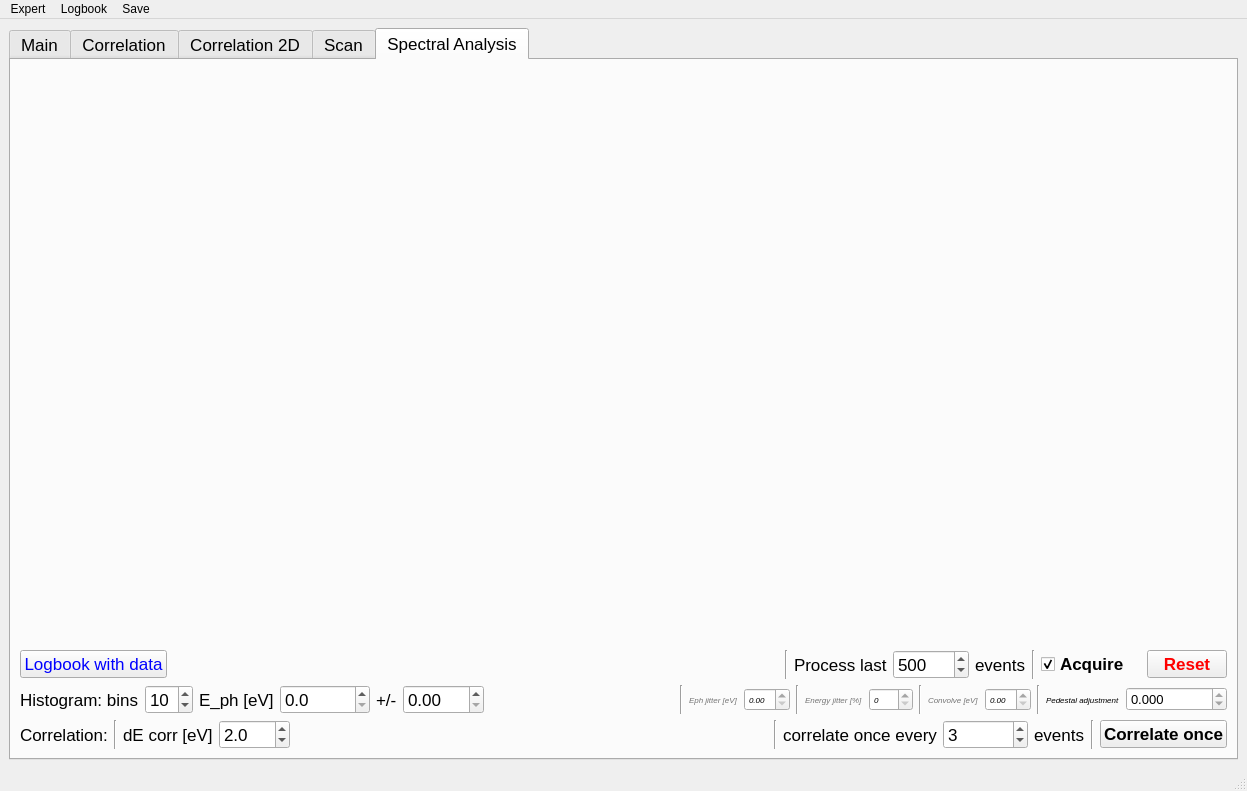
Old version of the form gui/UISpectrometer.ui in the repository sergey-tomin/pyhirex.
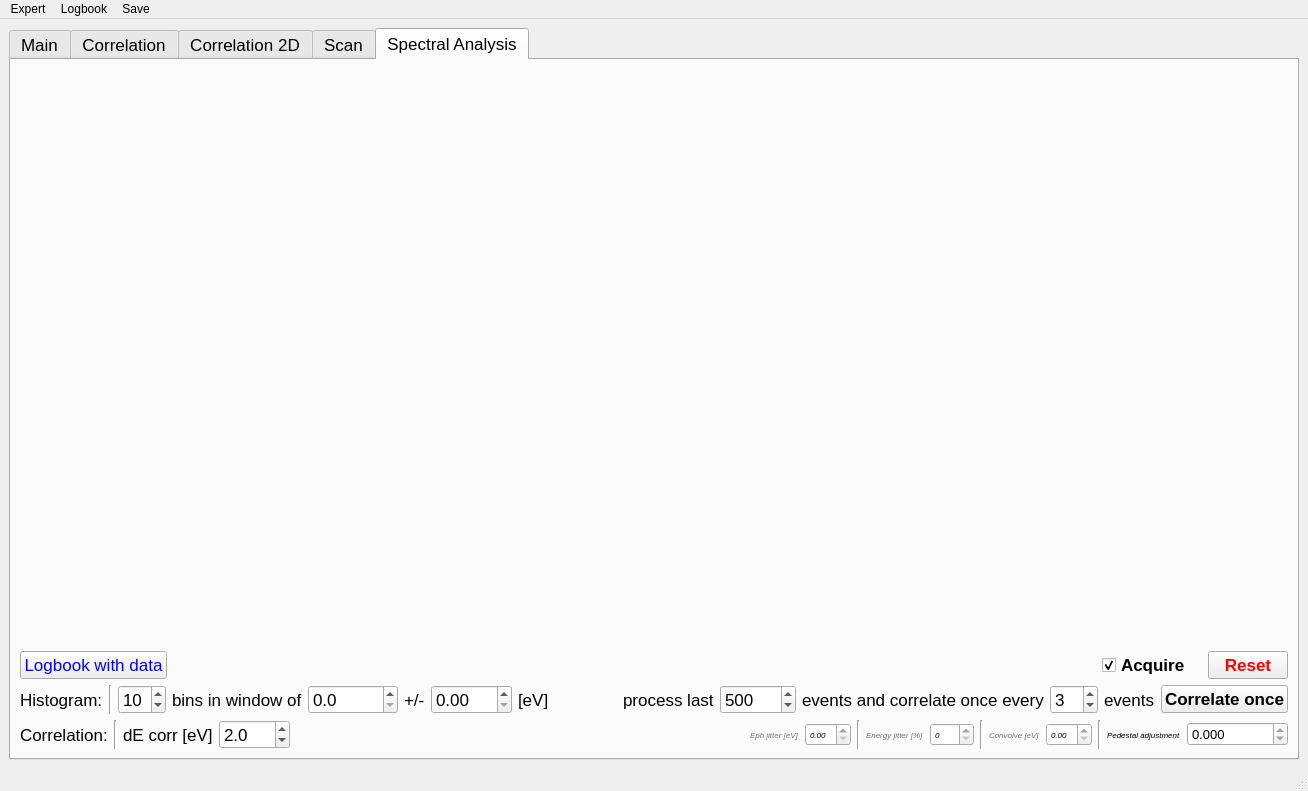
New version of the form. The open tabs and pages were chosen to show the change.

Patch:
```diff
--- a/gui/UISpectrometer.ui
+++ b/gui/UISpectrometer.ui
@@ -6,7 +6,7 @@
    <rect>
     <x>0</x>
     <y>0</y>
-    <width>1247</width>
+    <width>1308</width>
     <height>791</height>
    </rect>
   </property>
@@ -2374,281 +2374,44 @@
           </item>
          </layout>
         </item>
-        <item row="1" column="0">
-         <layout class="QHBoxLayout" name="horizontalLayout_6">
-          <property name="sizeConstraint">
-           <enum>QLayout::SetMinimumSize</enum>
-          </property>
+        <item row="5" column="0">
+         <layout class="QHBoxLayout" name="horizontalLayout_9">
           <item>
-           <widget class="QPushButton" name="pb_logbook_specanalysis">
-            <property name="palette">
-             <palette>
-              <active>
-               <colorrole role="ButtonText">
-                <brush brushstyle="SolidPattern">
-                 <color alpha="255">
-                  <red>0</red>
-                  <green>0</green>
-                  <blue>255</blue>
-                 </color>
-                </brush>
-               </colorrole>
-              </active>
-              <inactive>
-               <colorrole role="ButtonText">
-                <brush brushstyle="SolidPattern">
-                 <color alpha="255">
-                  <red>0</red>
-                  <green>0</green>
-                  <blue>255</blue>
-                 </color>
-                </brush>
-               </colorrole>
-              </inactive>
-              <disabled>
-               <colorrole role="ButtonText">
-                <brush brushstyle="SolidPattern">
-                 <color alpha="255">
-                  <red>120</red>
-                  <green>120</green>
-                  <blue>120</blue>
-                 </color>
-                </brush>
-               </colorrole>
-              </disabled>
-             </palette>
-            </property>
+           <widget class="QLabel" name="label_37">
             <property name="text">
-             <string>Logbook with data</string>
+             <string>Correlation:</string>
             </property>
            </widget>
           </item>
           <item>
-           <spacer name="horizontalSpacer_2">
+           <widget class="Line" name="line_5">
             <property name="orientation">
-             <enum>Qt::Horizontal</enum>
-            </property>
-            <property name="sizeHint" stdset="0">
-             <size>
-              <width>40</width>
-              <height>20</height>
-             </size>
-            </property>
-           </spacer>
-          </item>
-          <item>
-           <widget class="Line" name="line_2">
-            <property name="orientation">
              <enum>Qt::Vertical</enum>
             </property>
            </widget>
           </item>
           <item>
-           <widget class="QLabel" name="label_30">
+           <widget class="QLabel" name="label_38">
             <property name="text">
-             <string>Process last</string>
+             <string>dE corr [eV]</string>
             </property>
            </widget>
           </item>
           <item>
-           <widget class="QSpinBox" name="analyze_last">
-            <property name="minimumSize">
-             <size>
-              <width>30</width>
-              <height>0</height>
-             </size>
-            </property>
-            <property name="baseSize">
-             <size>
-              <width>0</width>
-              <height>0</height>
-             </size>
-            </property>
-            <property name="maximum">
-             <number>10000</number>
-            </property>
-            <property name="singleStep">
-             <number>100</number>
-            </property>
-            <property name="value">
-             <number>500</number>
-            </property>
-           </widget>
-          </item>
-          <item>
-           <widget class="QLabel" name="label_33">
-            <property name="text">
-             <string>events</string>
-            </property>
-           </widget>
-          </item>
-          <item>
-           <widget class="Line" name="line_3">
-            <property name="orientation">
-             <enum>Qt::Vertical</enum>
-            </property>
-           </widget>
-          </item>
-          <item>
-           <widget class="QCheckBox" name="analysis_acquire">
-            <property name="minimumSize">
-             <size>
-              <width>100</width>
-              <height>0</height>
-             </size>
-            </property>
-            <property name="font">
-             <font>
-              <pointsize>13</pointsize>
-              <weight>75</weight>
-              <italic>false</italic>
-              <bold>true</bold>
-              <underline>false</underline>
-             </font>
-            </property>
-            <property name="text">
-             <string>Acquire</string>
-            </property>
-            <property name="shortcut">
-             <string>Space</string>
-            </property>
-            <property name="checked">
-             <bool>true</bool>
-            </property>
-            <property name="tristate">
-             <bool>false</bool>
-            </property>
-           </widget>
-          </item>
-          <item>
-           <widget class="QPushButton" name="analysis_resetbutton">
-            <property name="palette">
-             <palette>
-              <active>
-               <colorrole role="ButtonText">
-                <brush brushstyle="SolidPattern">
-                 <color alpha="255">
-                  <red>255</red>
-                  <green>0</green>
-                  <blue>0</blue>
-                 </color>
-                </brush>
-               </colorrole>
-              </active>
-              <inactive>
-               <colorrole role="ButtonText">
-                <brush brushstyle="SolidPattern">
-                 <color alpha="255">
-                  <red>255</red>
-                  <green>0</green>
-                  <blue>0</blue>
-                 </color>
-                </brush>
-               </colorrole>
-              </inactive>
-              <disabled>
-               <colorrole role="ButtonText">
-                <brush brushstyle="SolidPattern">
-                 <color alpha="255">
-                  <red>120</red>
-                  <green>120</green>
-                  <blue>120</blue>
-                 </color>
-                </brush>
-               </colorrole>
-              </disabled>
-             </palette>
-            </property>
-            <property name="font">
-             <font>
-              <weight>75</weight>
-              <bold>true</bold>
-             </font>
-            </property>
-            <property name="text">
-             <string>Reset</string>
-            </property>
-           </widget>
-          </item>
-         </layout>
-        </item>
-        <item row="2" column="0">
-         <layout class="QHBoxLayout" name="horizontalLayout_8">
-          <item>
-           <widget class="QLabel" name="label_35">
-            <property name="font">
-             <font>
-              <pointsize>13</pointsize>
-             </font>
-            </property>
-            <property name="text">
-             <string>Histogram: bins</string>
-            </property>
-           </widget>
-          </item>
-          <item>
-           <widget class="QSpinBox" name="analysis_nbins_box">
-            <property name="font">
-             <font>
-              <pointsize>13</pointsize>
-             </font>
-            </property>
-            <property name="singleStep">
-             <number>5</number>
-            </property>
-            <property name="value">
-             <number>10</number>
-            </property>
-           </widget>
-          </item>
-          <item>
-           <widget class="QLabel" name="label_36">
-            <property name="font">
-             <font>
-              <pointsize>13</pointsize>
-             </font>
-            </property>
-            <property name="text">
-             <string>E_ph [eV]</string>
-            </property>
-           </widget>
-          </item>
-          <item>
-           <widget class="QDoubleSpinBox" name="analysis_Eph_box">
-            <property name="font">
-             <font>
-              <pointsize>13</pointsize>
-             </font>
-            </property>
+           <widget class="QDoubleSpinBox" name="analysis_dEph_corr_box">
             <property name="decimals">
              <number>1</number>
             </property>
-            <property name="maximum">
-             <double>99999.000000000000000</double>
+            <property name="singleStep">
+             <double>0.500000000000000</double>
             </property>
-           </widget>
-          </item>
-          <item>
-           <widget class="QLabel" name="label_34">
-            <property name="text">
-             <string>+/-</string>
+            <property name="value">
+             <double>2.000000000000000</double>
             </property>
            </widget>
           </item>
           <item>
-           <widget class="QDoubleSpinBox" name="analysis_dEph_box">
-            <property name="font">
-             <font>
-              <pointsize>13</pointsize>
-             </font>
-            </property>
-            <property name="maximum">
-             <double>100.000000000000000</double>
-            </property>
-           </widget>
-          </item>
-          <item>
-           <spacer name="horizontalSpacer_3">
+           <spacer name="horizontalSpacer_5">
             <property name="orientation">
              <enum>Qt::Horizontal</enum>
             </property>
@@ -2661,11 +2424,17 @@
            </spacer>
           </item>
           <item>
-           <widget class="Line" name="line_8">
+           <spacer name="horizontalSpacer_4">
             <property name="orientation">
-             <enum>Qt::Vertical</enum>
+             <enum>Qt::Horizontal</enum>
             </property>
-           </widget>
+            <property name="sizeHint" stdset="0">
+             <size>
+              <width>40</width>
+              <height>20</height>
+             </size>
+            </property>
+           </spacer>
           </item>
           <item>
            <widget class="QLabel" name="label_41">
@@ -3116,85 +2885,150 @@
          </layout>
         </item>
         <item row="3" column="0">
-         <layout class="QHBoxLayout" name="horizontalLayout_9">
+         <layout class="QHBoxLayout" name="horizontalLayout_8">
           <item>
-           <widget class="QLabel" name="label_37">
+           <widget class="QLabel" name="label_35">
+            <property name="font">
+             <font>
+              <pointsize>13</pointsize>
+             </font>
+            </property>
             <property name="text">
-             <string>Correlation:</string>
+             <string>Histogram:</string>
             </property>
            </widget>
           </item>
           <item>
-           <widget class="Line" name="line_5">
+           <widget class="Line" name="line_3">
             <property name="orientation">
              <enum>Qt::Vertical</enum>
             </property>
            </widget>
           </item>
           <item>
-           <widget class="QLabel" name="label_38">
+           <widget class="QSpinBox" name="analysis_nbins_box">
+            <property name="font">
+             <font>
+              <pointsize>13</pointsize>
+             </font>
+            </property>
+            <property name="singleStep">
+             <number>5</number>
+            </property>
+            <property name="value">
+             <number>10</number>
+            </property>
+           </widget>
+          </item>
+          <item>
+           <widget class="QLabel" name="label_36">
+            <property name="font">
+             <font>
+              <pointsize>13</pointsize>
+             </font>
+            </property>
             <property name="text">
-             <string>dE corr [eV]</string>
+             <string>bins in window of</string>
             </property>
            </widget>
           </item>
           <item>
-           <widget class="QDoubleSpinBox" name="analysis_dEph_corr_box">
+           <widget class="QDoubleSpinBox" name="analysis_Eph_box">
+            <property name="font">
+             <font>
+              <pointsize>13</pointsize>
+             </font>
+            </property>
             <property name="decimals">
              <number>1</number>
             </property>
+            <property name="maximum">
+             <double>99999.000000000000000</double>
+            </property>
+           </widget>
+          </item>
+          <item>
+           <widget class="QLabel" name="label_34">
+            <property name="text">
+             <string>+/-</string>
+            </property>
+           </widget>
+          </item>
+          <item>
+           <widget class="QDoubleSpinBox" name="analysis_dEph_box">
+            <property name="font">
+             <font>
+              <pointsize>13</pointsize>
+             </font>
+            </property>
+            <property name="maximum">
+             <double>100.000000000000000</double>
+            </property>
+           </widget>
+          </item>
+          <item>
+           <widget class="QLabel" name="label_32">
+            <property name="text">
+             <string>[eV]</string>
+            </property>
+           </widget>
+          </item>
+          <item>
+           <spacer name="horizontalSpacer_3">
+            <property name="orientation">
+             <enum>Qt::Horizontal</enum>
+            </property>
+            <property name="sizeHint" stdset="0">
+             <size>
+              <width>40</width>
+              <height>20</height>
+             </size>
+            </property>
+           </spacer>
+          </item>
+          <item>
+           <widget class="QLabel" name="label_30">
+            <property name="text">
+             <string>process last</string>
+            </property>
+           </widget>
+          </item>
+          <item>
+           <widget class="QSpinBox" name="analyze_last">
+            <property name="minimumSize">
+             <size>
+              <width>30</width>
+              <height>0</height>
+             </size>
+            </property>
+            <property name="baseSize">
+             <size>
+              <width>0</width>
+              <height>0</height>
+             </size>
+            </property>
+            <property name="maximum">
+             <number>10000</number>
+            </property>
             <property name="singleStep">
-             <double>0.500000000000000</double>
+             <number>100</number>
             </property>
             <property name="value">
-             <double>2.000000000000000</double>
-            </property>
-           </widget>
-          </item>
-          <item>
-           <spacer name="horizontalSpacer_5">
-            <property name="orientation">
-             <enum>Qt::Horizontal</enum>
-            </property>
-            <property name="sizeHint" stdset="0">
-             <size>
-              <width>40</width>
-              <height>20</height>
-             </size>
-            </property>
-           </spacer>
-          </item>
-          <item>
-           <spacer name="horizontalSpacer_4">
-            <property name="orientation">
-             <enum>Qt::Horizontal</enum>
-            </property>
-            <property name="sizeHint" stdset="0">
-             <size>
-              <width>40</width>
-              <height>20</height>
-             </size>
-            </property>
-           </spacer>
-          </item>
-          <item>
-           <widget class="Line" name="line_7">
-            <property name="orientation">
-             <enum>Qt::Vertical</enum>
+             <number>500</number>
             </property>
            </widget>
           </item>
           <item>
            <widget class="QLabel" name="label_31">
             <property name="text">
-             <string>correlate once every</string>
+             <string>events and correlate once every</string>
             </property>
            </widget>
           </item>
           <item>
            <widget class="QSpinBox" name="spinbox_correlate_every">
             <property name="maximum">
-             <number>100000</number>
+             <number>99</number>
             </property>
             <property name="singleStep">
              <number>1</number>
@@ -3205,19 +3039,12 @@
            </widget>
           </item>
           <item>
-           <widget class="QLabel" name="label_32">
+           <widget class="QLabel" name="label_33">
             <property name="text">
              <string>events</string>
             </property>
            </widget>
           </item>
-          <item>
-           <widget class="Line" name="line_6">
-            <property name="orientation">
-             <enum>Qt::Vertical</enum>
-            </property>
-           </widget>
-          </item>
           <item>
            <widget class="QPushButton" name="analysis_correlate_button">
             <property name="font">
@@ -3233,6 +3060,151 @@
           </item>
          </layout>
         </item>
+        <item row="2" column="0">
+         <layout class="QHBoxLayout" name="horizontalLayout_6">
+          <property name="sizeConstraint">
+           <enum>QLayout::SetMinimumSize</enum>
+          </property>
+          <item>
+           <widget class="QPushButton" name="pb_logbook_specanalysis">
+            <property name="palette">
+             <palette>
+              <active>
+               <colorrole role="ButtonText">
+                <brush brushstyle="SolidPattern">
+                 <color alpha="255">
+                  <red>0</red>
+                  <green>0</green>
+                  <blue>255</blue>
+                 </color>
+                </brush>
+               </colorrole>
+              </active>
+              <inactive>
+               <colorrole role="ButtonText">
+                <brush brushstyle="SolidPattern">
+                 <color alpha="255">
+                  <red>0</red>
+                  <green>0</green>
+                  <blue>255</blue>
+                 </color>
+                </brush>
+               </colorrole>
+              </inactive>
+              <disabled>
+               <colorrole role="ButtonText">
+                <brush brushstyle="SolidPattern">
+                 <color alpha="255">
+                  <red>120</red>
+                  <green>120</green>
+                  <blue>120</blue>
+                 </color>
+                </brush>
+               </colorrole>
+              </disabled>
+             </palette>
+            </property>
+            <property name="text">
+             <string>Logbook with data</string>
+            </property>
+           </widget>
+          </item>
+          <item>
+           <spacer name="horizontalSpacer_2">
+            <property name="orientation">
+             <enum>Qt::Horizontal</enum>
+            </property>
+            <property name="sizeHint" stdset="0">
+             <size>
+              <width>40</width>
+              <height>20</height>
+             </size>
+            </property>
+           </spacer>
+          </item>
+          <item>
+           <widget class="QCheckBox" name="analysis_acquire">
+            <property name="minimumSize">
+             <size>
+              <width>100</width>
+              <height>0</height>
+             </size>
+            </property>
+            <property name="font">
+             <font>
+              <pointsize>13</pointsize>
+              <weight>75</weight>
+              <italic>false</italic>
+              <bold>true</bold>
+              <underline>false</underline>
+             </font>
+            </property>
+            <property name="text">
+             <string>Acquire</string>
+            </property>
+            <property name="shortcut">
+             <string>Space</string>
+            </property>
+            <property name="checked">
+             <bool>true</bool>
+            </property>
+            <property name="tristate">
+             <bool>false</bool>
+            </property>
+           </widget>
+          </item>
+          <item>
+           <widget class="QPushButton" name="analysis_resetbutton">
+            <property name="palette">
+             <palette>
+              <active>
+               <colorrole role="ButtonText">
+                <brush brushstyle="SolidPattern">
+                 <color alpha="255">
+                  <red>255</red>
+                  <green>0</green>
+                  <blue>0</blue>
+                 </color>
+                </brush>
+               </colorrole>
+              </active>
+              <inactive>
+               <colorrole role="ButtonText">
+                <brush brushstyle="SolidPattern">
+                 <color alpha="255">
+                  <red>255</red>
+                  <green>0</green>
+                  <blue>0</blue>
+                 </color>
+                </brush>
+               </colorrole>
+              </inactive>
+              <disabled>
+               <colorrole role="ButtonText">
+                <brush brushstyle="SolidPattern">
+                 <color alpha="255">
+                  <red>120</red>
+                  <green>120</green>
+                  <blue>120</blue>
+                 </color>
+                </brush>
+               </colorrole>
+              </disabled>
+             </palette>
+            </property>
+            <property name="font">
+             <font>
+              <weight>75</weight>
+              <bold>true</bold>
+             </font>
+            </property>
+            <property name="text">
+             <string>Reset</string>
+            </property>
+           </widget>
+          </item>
+         </layout>
+        </item>
        </layout>
       </widget>
      </widget>
@@ -3244,7 +3216,7 @@
     <rect>
      <x>0</x>
      <y>0</y>
-     <width>1247</width>
+     <width>1308</width>
      <height>22</height>
     </rect>
    </property>
```
